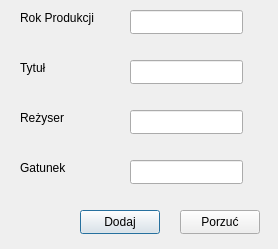
Old version of the form dodawanie_rekordu.ui in the repository arudim/Baza_Danych_Projekt.
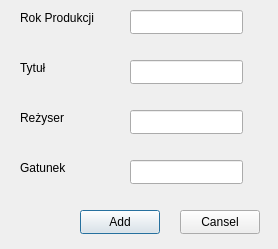
New version of the form.

```diff
--- a/dodawanie_rekordu.ui
+++ b/dodawanie_rekordu.ui
@@ -115,7 +115,7 @@
     </rect>
    </property>
    <property name="text">
-    <string>Dodaj</string>
+    <string>Add</string>
    </property>
   </widget>
   <widget class="QPushButton" name="pushButton_Porzuc">
@@ -128,7 +128,7 @@
     </rect>
    </property>
    <property name="text">
-    <string>Porzuć</string>
+    <string>Cansel</string>
    </property>
   </widget>
  </widget>
```
